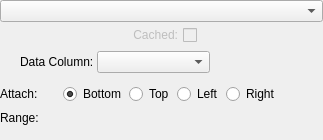
Before: the Qt Designer form code/plotms/Gui/PlotMSAxisWidget.ui in radio-astro/casa, drawn with Qt 5.
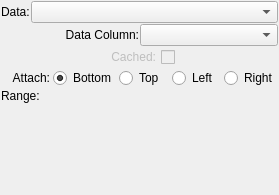
After: the same form once the commit is applied.

```diff
--- a/code/plotms/Gui/PlotMSAxisWidget.ui
+++ b/code/plotms/Gui/PlotMSAxisWidget.ui
@@ -6,25 +6,41 @@
    <rect>
     <x>0</x>
     <y>0</y>
-    <width>323</width>
-    <height>140</height>
+    <width>279</width>
+    <height>195</height>
    </rect>
   </property>
+  <property name="sizePolicy">
+   <sizepolicy hsizetype="Preferred" vsizetype="Fixed">
+    <horstretch>0</horstretch>
+    <verstretch>0</verstretch>
+   </sizepolicy>
+  </property>
+  <property name="maximumSize">
+   <size>
+    <width>16777215</width>
+    <height>200</height>
+   </size>
+  </property>
   <property name="windowTitle">
    <string>PlotMS Axis Widget</string>
   </property>
-  <layout class="QVBoxLayout" name="verticalLayout">
+  <layout class="QVBoxLayout" name="verticalLayout_2">
    <property name="spacing">
-    <number>3</number>
+    <number>1</number>
    </property>
    <property name="margin">
-    <number>0</number>
+    <number>1</number>
    </property>
    <item>
-    <layout class="QHBoxLayout">
-     <property name="spacing">
-      <number>3</number>
-     </property>
+    <layout class="QHBoxLayout" name="horizontalLayout_2">
+     <item>
+      <widget class="QLabel" name="axisLabel">
+       <property name="text">
+        <string>Data:</string>
+       </property>
+      </widget>
+     </item>
      <item>
       <widget class="QComboBox" name="chooser">
        <property name="sizePolicy">
@@ -38,9 +54,29 @@
     </layout>
    </item>
    <item>
-    <layout class="QHBoxLayout" name="horizontalLayout">
+    <layout class="QHBoxLayout" name="horizontalLayout_3">
      <item>
-      <spacer name="horizontalSpacer">
+      <widget class="QLabel" name="dataLabel">
+       <property name="text">
+        <string>Data Column:</string>
+       </property>
+       <property name="textFormat">
+        <enum>Qt::RichText</enum>
+       </property>
+       <property name="alignment">
+        <set>Qt::AlignRight|Qt::AlignTrailing|Qt::AlignVCenter</set>
+       </property>
+      </widget>
+     </item>
+     <item>
+      <widget class="QComboBox" name="dataChooser"/>
+     </item>
+    </layout>
+   </item>
+   <item>
+    <layout class="QHBoxLayout" name="horizontalLayout_4">
+     <item>
+      <spacer name="horizontalSpacer_2">
        <property name="orientation">
         <enum>Qt::Horizontal</enum>
        </property>
@@ -72,7 +108,7 @@
       </widget>
      </item>
      <item>
-      <spacer name="horizontalSpacer_2">
+      <spacer name="horizontalSpacer">
        <property name="orientation">
         <enum>Qt::Horizontal</enum>
        </property>
@@ -87,74 +123,14 @@
     </layout>
    </item>
    <item>
-    <widget class="QFrame" name="dataFrame">
+    <widget class="QFrame" name="attachFrame">
      <property name="frameShape">
       <enum>QFrame::NoFrame</enum>
      </property>
      <property name="frameShadow">
       <enum>QFrame::Raised</enum>
      </property>
-     <layout class="QHBoxLayout">
-      <property name="spacing">
-       <number>3</number>
-      </property>
-      <property name="leftMargin">
-       <number>20</number>
-      </property>
-      <property name="topMargin">
-       <number>0</number>
-      </property>
-      <property name="rightMargin">
-       <number>0</number>
-      </property>
-      <property name="bottomMargin">
-       <number>0</number>
-      </property>
-      <item>
-       <widget class="QLabel" name="dataLabel">
-        <property name="text">
-         <string>Data Column:</string>
-        </property>
-        <property name="textFormat">
-         <enum>Qt::RichText</enum>
-        </property>
-       </widget>
-      </item>
-      <item>
-       <widget class="QComboBox" name="dataChooser">
-        <property name="sizePolicy">
-         <sizepolicy hsizetype="Expanding" vsizetype="Fixed">
-          <horstretch>0</horstretch>
-          <verstretch>0</verstretch>
-         </sizepolicy>
-        </property>
-       </widget>
-      </item>
-      <item>
-       <spacer>
-        <property name="orientation">
-         <enum>Qt::Horizontal</enum>
-        </property>
-        <property name="sizeHint" stdset="0">
-         <size>
-          <width>40</width>
-          <height>20</height>
-         </size>
-        </property>
-       </spacer>
-      </item>
-     </layout>
-    </widget>
-   </item>
-   <item>
-    <widget class="QFrame" name="frame_2">
-     <property name="frameShape">
-      <enum>QFrame::NoFrame</enum>
-     </property>
-     <property name="frameShadow">
-      <enum>QFrame::Raised</enum>
-     </property>
-     <layout class="QHBoxLayout">
+     <layout class="QHBoxLayout" name="horizontalLayout">
       <property name="spacing">
        <number>3</number>
       </property>
@@ -165,13 +141,13 @@
        <widget class="QLabel" name="attachLabel">
         <property name="minimumSize">
          <size>
-          <width>60</width>
+          <width>0</width>
           <height>0</height>
          </size>
         </property>
         <property name="maximumSize">
          <size>
-          <width>60</width>
+          <width>16777215</width>
           <height>16777215</height>
          </size>
         </property>
@@ -181,6 +157,9 @@
         <property name="textFormat">
          <enum>Qt::RichText</enum>
         </property>
+        <property name="alignment">
+         <set>Qt::AlignRight|Qt::AlignTrailing|Qt::AlignVCenter</set>
+        </property>
        </widget>
       </item>
       <item>
@@ -214,42 +193,40 @@
         </property>
        </widget>
       </item>
-      <item>
-       <spacer>
-        <property name="orientation">
-         <enum>Qt::Horizontal</enum>
-        </property>
-        <property name="sizeHint" stdset="0">
-         <size>
-          <width>40</width>
-          <height>20</height>
-         </size>
-        </property>
-       </spacer>
-      </item>
      </layout>
     </widget>
    </item>
    <item>
-    <layout class="QHBoxLayout">
-     <property name="spacing">
-      <number>3</number>
-     </property>
-     <property name="topMargin">
-      <number>0</number>
-     </property>
+    <layout class="QHBoxLayout" name="horizontalLayout_5">
      <item>
-      <widget class="QLabel" name="rangeLabel">
-       <property name="text">
-        <string>Range:</string>
-       </property>
-       <property name="textFormat">
-        <enum>Qt::RichText</enum>
-       </property>
-       <property name="alignment">
-        <set>Qt::AlignLeading|Qt::AlignLeft|Qt::AlignTop</set>
-       </property>
-      </widget>
+      <layout class="QVBoxLayout" name="verticalLayout">
+       <item>
+        <widget class="QLabel" name="rangeLabel">
+         <property name="text">
+          <string>Range:</string>
+         </property>
+         <property name="textFormat">
+          <enum>Qt::RichText</enum>
+         </property>
+         <property name="alignment">
+          <set>Qt::AlignLeading|Qt::AlignLeft|Qt::AlignTop</set>
+         </property>
+        </widget>
+       </item>
+       <item>
+        <spacer name="verticalSpacer_2">
+         <property name="orientation">
+          <enum>Qt::Vertical</enum>
+         </property>
+         <property name="sizeHint" stdset="0">
+          <size>
+           <width>20</width>
+           <height>40</height>
+          </size>
+         </property>
+        </spacer>
+       </item>
+      </layout>
      </item>
      <item>
       <widget class="QFrame" name="rangeFrame">
@@ -259,6 +236,12 @@
          <verstretch>0</verstretch>
         </sizepolicy>
        </property>
+       <property name="maximumSize">
+        <size>
+         <width>16777215</width>
+         <height>225</height>
+        </size>
+       </property>
        <property name="frameShape">
         <enum>QFrame::NoFrame</enum>
        </property>
```
